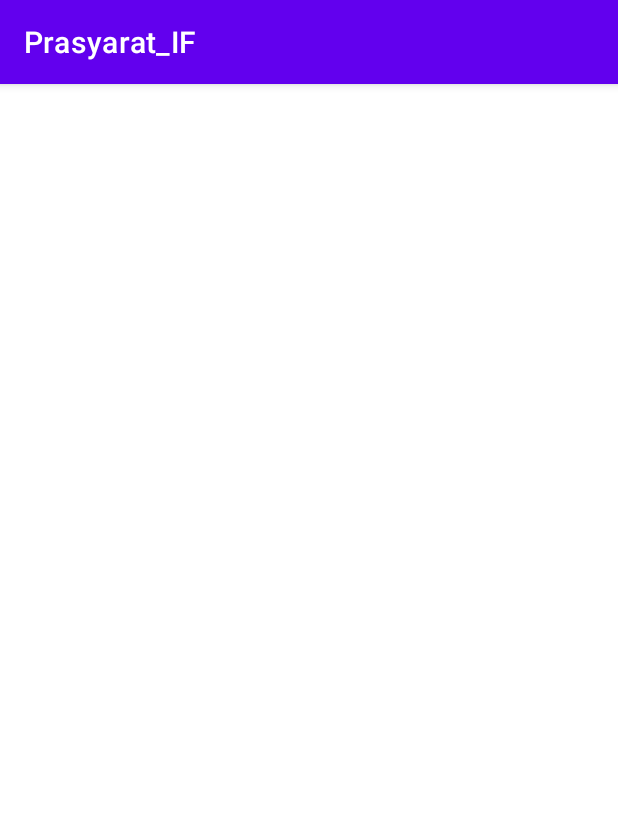
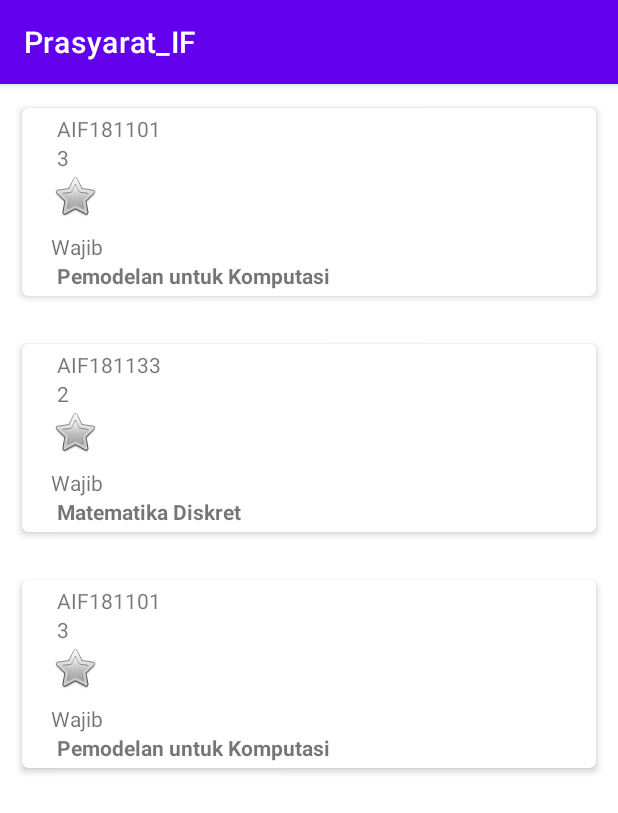
Before and after one commit to jghjianghan/Prasyarat_IF, an Android app: the screen it shows after launch (MainActivity), on a phone screen of 412 x 824 dp. Shown: the top 813 px of the screen. Run offline under Robolectric (Android 15) with nearby library versions, the phone set to English and light mode, and no system bars.

Commit message:
Menampilkan data dummy di Fragment BerandaUtama

```diff
--- a/app/src/main/AndroidManifest.xml
+++ b/app/src/main/AndroidManifest.xml
@@ -12,7 +12,7 @@
         android:supportsRtl="true"
         android:theme="@style/Theme.Prasyarat_IF">
         <activity
-            android:name="MainActivity"
+            android:name=".view.MainActivity"
             android:exported="true">
             <intent-filter>
                 <action android:name="android.intent.action.MAIN" />
--- a/app/src/main/java/id/ac/unpar/informatika/prasyaratif/MainActivity.java
+++ /dev/null
@@ -1,50 +0,0 @@
-package id.ac.unpar.informatika.prasyaratif;
-
-import androidx.appcompat.app.AppCompatActivity;
-import androidx.fragment.app.FragmentManager;
-import androidx.fragment.app.FragmentTransaction;
-
-import android.os.Bundle;
-import android.view.ViewGroup;
-import android.widget.FrameLayout;
-
-import id.ac.unpar.informatika.prasyaratif.view.BerandaUtama;
-import id.ac.unpar.informatika.prasyaratif.view.FragmentListener;
-
-public class MainActivity extends AppCompatActivity implements FragmentListener {
-
-    BerandaUtama berandaUtama;
-    FragmentManager fragmentManager;
-    FragmentTransaction fragmentTransaction;
-
-    @Override
-    protected void onCreate(Bundle savedInstanceState) {
-        super.onCreate(savedInstanceState);
-        setContentView(R.layout.activity_main);
-
-        this.berandaUtama = BerandaUtama.newInstance();
-
-        this.fragmentManager = getSupportFragmentManager();
-
-        this.changePage(1);
-    }
-
-    @Override
-    public void changePage(int page) {
-        fragmentTransaction = fragmentManager.beginTransaction();
-
-        if(page == 1){
-//            fragmentTransaction.replace(R.id.fragment_container, this.berandaUtama);
-            fragmentTransaction.add(R.id.layout, new BerandaUtama()).commit();
-        }
-
-//        fragmentTransaction.commit();
-    }
-
-    @Override
-    public void closeApplication() {
-        moveTaskToBack(true);
-        finish();
-    }
-
-}
--- a/app/src/main/java/id/ac/unpar/informatika/prasyaratif/presenter/MainPresenter.java
+++ b/app/src/main/java/id/ac/unpar/informatika/prasyaratif/presenter/MainPresenter.java
@@ -7,6 +7,12 @@ import id.ac.unpar.informatika.prasyaratif.PrasyaratContract;
 import id.ac.unpar.informatika.prasyaratif.model.MataKuliah;
 
 public class MainPresenter implements PrasyaratContract.Presenter {
+    PrasyaratContract.UI ui;
+
+    public MainPresenter(PrasyaratContract.UI ui){
+        this.ui = ui;
+    }
+
     /**
      * Method ini menginisiasi pengambilan data ke API.
      * Mungkin hanya dipanggil sekali di awal
@@ -26,7 +32,7 @@ public class MainPresenter implements PrasyaratContract.Presenter {
         List<List<MataKuliah>>  mks = new ArrayList<>();
         List<MataKuliah> sem1 = new ArrayList<>();
         sem1.add(new MataKuliah("Pemodelan untuk Komputasi", "AIF181101", 1, true, 3));
-        sem1.add(new MataKuliah("Pemodelan untuk Komputasi", "AIF181101", 1, true, 3));
+        sem1.add(new MataKuliah("Matematika Diskret", "AIF181133", 1, true, 2));
         sem1.add(new MataKuliah("Pemodelan untuk Komputasi", "AIF181101", 1, true, 3));
 
         List<MataKuliah> sem2 = new ArrayList<>();
@@ -38,6 +44,7 @@ public class MainPresenter implements PrasyaratContract.Presenter {
         mks.add(sem2);
 
         //call UI method
+        ui.displayMataKuliah(mks);
     }
 
     /**
--- a/app/src/main/java/id/ac/unpar/informatika/prasyaratif/view/BerandaUtama.java
+++ b/app/src/main/java/id/ac/unpar/informatika/prasyaratif/view/BerandaUtama.java
@@ -22,7 +22,6 @@ public class BerandaUtama extends Fragment {
     RecyclerView recyclerView;
     MataKuliahAdapter adapter;
     List<MataKuliah> mataKuliahList;
-    String[] matkul = {"Cafe Latte","Cappuccino","Long Black","Mocha","Magic"};
 
 
     public BerandaUtama(){}
@@ -32,19 +31,19 @@ public class BerandaUtama extends Fragment {
     public View onCreateView(@NonNull LayoutInflater inflater, @Nullable ViewGroup container, @Nullable Bundle savedInstanceState) {
         View view = LayoutInflater.from(getContext()).inflate(R.layout.fragment_berandautama, container, false);
 
-//        View view = inflater.inflate(R.layout.fragment_berandautama, container, false);
 
         recyclerView = view.findViewById(R.id.recyclerView);
         recyclerView.setLayoutManager(new LinearLayoutManager(this.getContext()));
 
-        adapter = new MataKuliahAdapter(matkul);
+        adapter = new MataKuliahAdapter(mataKuliahList);
         recyclerView.setAdapter(adapter);
 
         return view;
     }
 
-    public static BerandaUtama newInstance(){
+    public static BerandaUtama newInstance(List<List<MataKuliah>> mkPerSemester){
         BerandaUtama fragment = new BerandaUtama();
+        fragment.mataKuliahList = mkPerSemester.get(0);
         Bundle args = new Bundle();
         fragment.setArguments(args);
         return fragment;
--- a/app/src/main/java/id/ac/unpar/informatika/prasyaratif/view/MainActivity.java
+++ b/app/src/main/java/id/ac/unpar/informatika/prasyaratif/view/MainActivity.java
@@ -1,50 +1,83 @@
-//package id.ac.unpar.informatika.prasyaratif.view;
-//
-//import androidx.appcompat.app.AppCompatActivity;
-//
-//import android.os.Bundle;
-//
-//import java.util.List;
-//
-//import id.ac.unpar.informatika.prasyaratif.PrasyaratContract;
-//import id.ac.unpar.informatika.prasyaratif.R;
-//import id.ac.unpar.informatika.prasyaratif.model.MataKuliah;
-//
-//public class MainActivity extends AppCompatActivity implements PrasyaratContract.UI {
-//
-//    @Override
-//    protected void onCreate(Bundle savedInstanceState) {
-//        super.onCreate(savedInstanceState);
-//        setContentView(R.layout.activity_main);
-//    }
-//
-//    /**
-//     * Menampilkan daftar mata kuliah per semester di halaman Beranda Utama
-//     *
-//     * @param MKPerSemester Data mata kuliah per semester. MKPerSemester.get(i) mengembalikan list mata kuliah untuk semester ke-[i+1]
-//     */
-//    @Override
-//    public void displayMataKuliah(List<List<MataKuliah>> MKPerSemester) {
-//
-//    }
-//
-//    /**
-//     * Menampilkan daftar mata kuliah yang sesuai dengan kata kunci pencarian di halaman Search
-//     *
-//     * @param listMK Data mata kuliah yang perlu ditampilkan
-//     */
-//    @Override
-//    public void displaySearchResult(List<MataKuliah> listMK) {
-//
-//    }
-//
-//    /**
-//     * Menampilkan daftar mata kuliah yang ditandai bintang pada halaman Favorit
-//     *
-//     * @param listMK
-//     */
-//    @Override
-//    public void displayFavorites(List<MataKuliah> listMK) {
-//
-//    }
-//}
+package id.ac.unpar.informatika.prasyaratif.view;
+
+import androidx.appcompat.app.AppCompatActivity;
+import androidx.fragment.app.FragmentManager;
+import androidx.fragment.app.FragmentTransaction;
+
+import android.os.Bundle;
+
+import java.util.List;
+
+import id.ac.unpar.informatika.prasyaratif.PrasyaratContract;
+import id.ac.unpar.informatika.prasyaratif.R;
+import id.ac.unpar.informatika.prasyaratif.model.MataKuliah;
+import id.ac.unpar.informatika.prasyaratif.presenter.MainPresenter;
+
+public class MainActivity extends AppCompatActivity implements PrasyaratContract.UI, FragmentListener {
+
+    BerandaUtama berandaUtama;
+    FragmentManager fragmentManager;
+    FragmentTransaction fragmentTransaction;
+    PrasyaratContract.Presenter presenter;
+
+    @Override
+    protected void onCreate(Bundle savedInstanceState) {
+        super.onCreate(savedInstanceState);
+        setContentView(R.layout.activity_main);
+
+        this.fragmentManager = getSupportFragmentManager();
+
+        presenter = new MainPresenter(this);
+        presenter.showMataKuliah();
+
+    }
+
+    /**
+     * Menampilkan daftar mata kuliah per semester di halaman Beranda Utama
+     *
+     * @param MKPerSemester Data mata kuliah per semester. MKPerSemester.get(i) mengembalikan list mata kuliah untuk semester ke-[i+1]
+     */
+    @Override
+    public void displayMataKuliah(List<List<MataKuliah>> MKPerSemester) {
+        this.berandaUtama = BerandaUtama.newInstance(MKPerSemester);
+
+        this.changePage(1);
+    }
+
+    /**
+     * Menampilkan daftar mata kuliah yang sesuai dengan kata kunci pencarian di halaman Search
+     *
+     * @param listMK Data mata kuliah yang perlu ditampilkan
+     */
+    @Override
+    public void displaySearchResult(List<MataKuliah> listMK) {
+
+    }
+
+    /**
+     * Menampilkan daftar mata kuliah yang ditandai bintang pada halaman Favorit
+     *
+     * @param listMK
+     */
+    @Override
+    public void displayFavorites(List<MataKuliah> listMK) {
+
+    }
+
+    @Override
+    public void changePage(int page) {
+        fragmentTransaction = fragmentManager.beginTransaction();
+
+        if(page == 1){
+            fragmentTransaction.replace(R.id.fragment_container, this.berandaUtama);
+        }
+
+        fragmentTransaction.commit();
+    }
+
+    @Override
+    public void closeApplication() {
+        moveTaskToBack(true);
+        finish();
+    }
+}
--- a/app/src/main/java/id/ac/unpar/informatika/prasyaratif/view/MataKuliahAdapter.java
+++ b/app/src/main/java/id/ac/unpar/informatika/prasyaratif/view/MataKuliahAdapter.java
@@ -5,11 +5,13 @@ import android.view.LayoutInflater;
 import android.view.View;
 import android.view.ViewGroup;
 import android.widget.ImageButton;
+import android.widget.ImageView;
 import android.widget.TextView;
 
 import androidx.annotation.NonNull;
 import androidx.recyclerview.widget.RecyclerView;
 
+import java.util.ArrayList;
 import java.util.List;
 
 import id.ac.unpar.informatika.prasyaratif.R;
@@ -17,11 +19,9 @@ import id.ac.unpar.informatika.prasyaratif.model.MataKuliah;
 
 public class MataKuliahAdapter extends RecyclerView.Adapter<MataKuliahAdapter.ViewHolder> {
     List<MataKuliah> mataKuliahList;
-    String[] dummyMatkul;
 
-    public MataKuliahAdapter(/*List<MataKuliah> mataKuliahList*/String[] input){
-//        this.mataKuliahList = mataKuliahList;
-        dummyMatkul = input;
+    public MataKuliahAdapter(List<MataKuliah> mataKuliahList){
+        this.mataKuliahList = mataKuliahList;
     }
 
     @NonNull
@@ -32,26 +32,44 @@ public class MataKuliahAdapter extends RecyclerView.Adapter<MataKuliahAdapter.Vi
 
     @Override
     public void onBindViewHolder(@NonNull ViewHolder holder, int position) {
-//        String namaMatkul = dummyCoffee[position];
-        holder.tvNamaMataKuliah.setText(dummyMatkul[position]);
+        String kode = mataKuliahList.get(position).getKode();
+        String sks = Integer.toString(mataKuliahList.get(position).getSks());
+        String nama = mataKuliahList.get(position).getNama();
+        String isWajib = "Wajib";
+
+        if(mataKuliahList.get(position).isWajib()){
+            holder.tvWajib.setText(isWajib);
+        }else{
+            holder.tvWajib.setText("");
+        }
+
+        if(mataKuliahList.get(position).getIsFavorite()){
+            holder.isFavorite.setImageResource(android.R.drawable.btn_star_big_on);
+        } else {
+            holder.isFavorite.setImageResource(android.R.drawable.btn_star_big_off);
+        }
+
+        holder.tvKodeMataKuliah.setText(kode);
+        holder.tvJumlahSks.setText(sks);
+        holder.tvNamaMataKuliah.setText(nama);
     }
 
     @Override
     public int getItemCount() {
-//        return mataKuliahList.size();
-        return dummyMatkul.length;
+        return mataKuliahList.size();
     }
 
-    public class ViewHolder extends RecyclerView.ViewHolder{
+    public static class ViewHolder extends RecyclerView.ViewHolder{
 
-        TextView tvKodeMataKuliah, tvJumlahSks, tvNamaMataKuliah, wajib;
-        ImageButton isFavorite;
+        TextView tvKodeMataKuliah, tvJumlahSks, tvNamaMataKuliah, tvWajib;
+        ImageView isFavorite;
 
         public ViewHolder(View itemView) {
             super(itemView);
-//            this.kodeMataKuliah = itemView.findViewById(R.id.tv_kodeMatkul);
-//            this.jumlahSks = itemView.findViewById(R.id.tv_sks);
-//            this.namaMataKuliah = itemView.findViewById(R.id.tv_namaMatkul);
+            tvKodeMataKuliah = itemView.findViewById(R.id.tv_kodeMatkul);
+            tvJumlahSks = itemView.findViewById(R.id.tv_sks);
+            isFavorite = itemView.findViewById(R.id.ib_star);
+            tvWajib = itemView.findViewById(R.id.tv_wajib);
             tvNamaMataKuliah = itemView.findViewById(R.id.tv_namaMatkul);
         }
 
--- a/app/src/main/res/layout/item_list.xml
+++ b/app/src/main/res/layout/item_list.xml
@@ -96,6 +96,27 @@
                 android:text="4 sks"
                 />
 
+
+            <ImageView
+                android:id="@+id/ib_star"
+                android:layout_width="wrap_content"
+                android:layout_height="wrap_content"
+                android:layout_marginBottom="8dp"
+                android:src="@android:drawable/btn_star_big_on"
+                app:layout_constraintBottom_toBottomOf="parent"
+                app:layout_constraintEnd_toStartOf="@+id/tv_kodeMatkul">
+
+            </ImageView>
+
+            <TextView
+                android:id="@+id/tv_wajib"
+                android:layout_width="wrap_content"
+                android:layout_height="wrap_content"
+                android:text="Wajib"
+                >
+
+            </TextView>
+
             <TextView
                 android:id="@+id/tv_namaMatkul"
                 android:layout_width="match_parent"
@@ -107,31 +128,5 @@
 
         </LinearLayout>
 
-<!--        <LinearLayout-->
-<!--            android:id="@+id/right_layout"-->
-<!--            android:layout_width="match_parent"-->
-<!--            android:layout_height="wrap_content"-->
-<!--            android:orientation="vertical"-->
-<!--            android:padding="4dp"-->
-<!--            android:layout_toRightOf="@id/left_layout">-->
-
-<!--            <TextView-->
-<!--                android:id="@+id/wajib"-->
-<!--                android:layout_width="match_parent"-->
-<!--                android:layout_height="wrap_content"-->
-<!--                >-->
-<!--            </TextView>-->
-<!--            <ImageView-->
-<!--                android:id="@+id/star"-->
-<!--                android:layout_width="wrap_content"-->
-<!--                android:layout_height="wrap_content"-->
-<!--                android:src="@android:drawable/btn_star_big_on"-->
-<!--                >-->
-<!--            </ImageView>-->
-
-<!--        </LinearLayout>    -->
-
-
-
     </androidx.cardview.widget.CardView>
 </LinearLayout>
```
